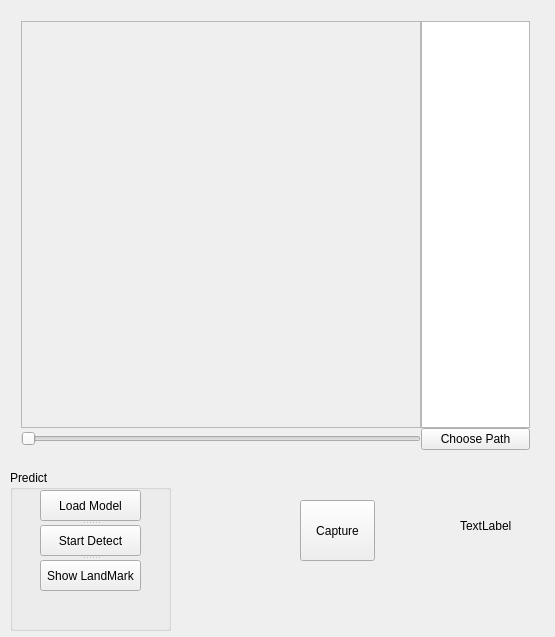
Above: Emotion_Detect/emotion_detect.ui from ShaunXia/Emotion_Recognition before the change. Below: the same form after it.
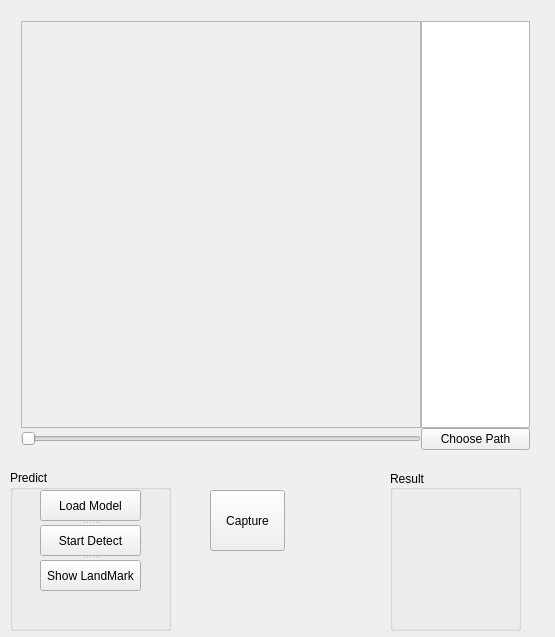
That is the form after the change.

Patch:
```diff
--- a/Emotion_Detect/emotion_detect.ui
+++ b/Emotion_Detect/emotion_detect.ui
@@ -99,8 +99,8 @@
    <widget class="QPushButton" name="but_capture">
     <property name="geometry">
      <rect>
-      <x>300</x>
-      <y>500</y>
+      <x>210</x>
+      <y>490</y>
       <width>75</width>
       <height>61</height>
      </rect>
@@ -153,18 +153,36 @@
      </widget>
     </widget>
    </widget>
-   <widget class="QLabel" name="label">
+   <widget class="QGroupBox" name="group_result">
     <property name="geometry">
      <rect>
-      <x>460</x>
-      <y>520</y>
-      <width>54</width>
-      <height>12</height>
+      <x>390</x>
+      <y>470</y>
+      <width>131</width>
+      <height>161</height>
      </rect>
     </property>
-    <property name="text">
-     <string>TextLabel</string>
+    <property name="title">
+     <string>Result</string>
     </property>
+    <property name="alignment">
+     <set>Qt::AlignLeading|Qt::AlignLeft|Qt::AlignVCenter</set>
+    </property>
+    <widget class="QWidget" name="verticalLayoutWidget">
+     <property name="geometry">
+      <rect>
+       <x>10</x>
+       <y>10</y>
+       <width>111</width>
+       <height>141</height>
+      </rect>
+     </property>
+     <layout class="QVBoxLayout" name="result_layout">
+      <property name="spacing">
+       <number>3</number>
+      </property>
+     </layout>
+    </widget>
    </widget>
   </widget>
  </widget>
```
